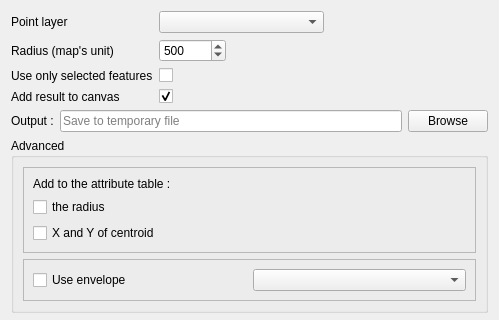
Qt form ui/blur.ui (Gustry/GeoHealth) before a commit; both pictures show x 0 to 499 and y 0 to 320 of the 499 by 517 pixel window.
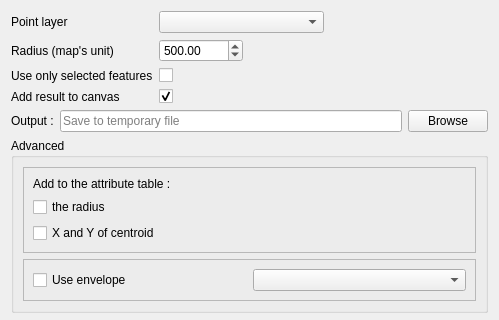
The same form after that commit. Custom widgets are drawn as their Qt base class.

Commit message: allow float in the radius

Diff of the .ui file:
```diff
--- a/ui/blur.ui
+++ b/ui/blur.ui
@@ -26,25 +26,6 @@
        </property>
       </widget>
      </item>
-     <item row="3" column="1">
-      <widget class="QSpinBox" name="spinBox_radius">
-       <property name="toolTip">
-        <string>Maximum radius</string>
-       </property>
-       <property name="minimum">
-        <number>1</number>
-       </property>
-       <property name="maximum">
-        <number>999999999</number>
-       </property>
-       <property name="singleStep">
-        <number>50</number>
-       </property>
-       <property name="value">
-        <number>500</number>
-       </property>
-      </widget>
-     </item>
      <item row="4" column="0">
       <widget class="QLabel" name="label_5">
        <property name="text">
@@ -110,6 +91,22 @@
        </item>
       </layout>
      </item>
+     <item row="3" column="1">
+      <widget class="QDoubleSpinBox" name="spinBox_radius">
+       <property name="minimum">
+        <double>0.000000000000000</double>
+       </property>
+       <property name="maximum">
+        <double>999999999.000000000000000</double>
+       </property>
+       <property name="singleStep">
+        <double>50.000000000000000</double>
+       </property>
+       <property name="value">
+        <double>500.000000000000000</double>
+       </property>
+      </widget>
+     </item>
     </layout>
    </item>
    <item>
```
Left out of the diff: 2 changed lines with no effect on the pictures. The commit also changes 2 other files.
